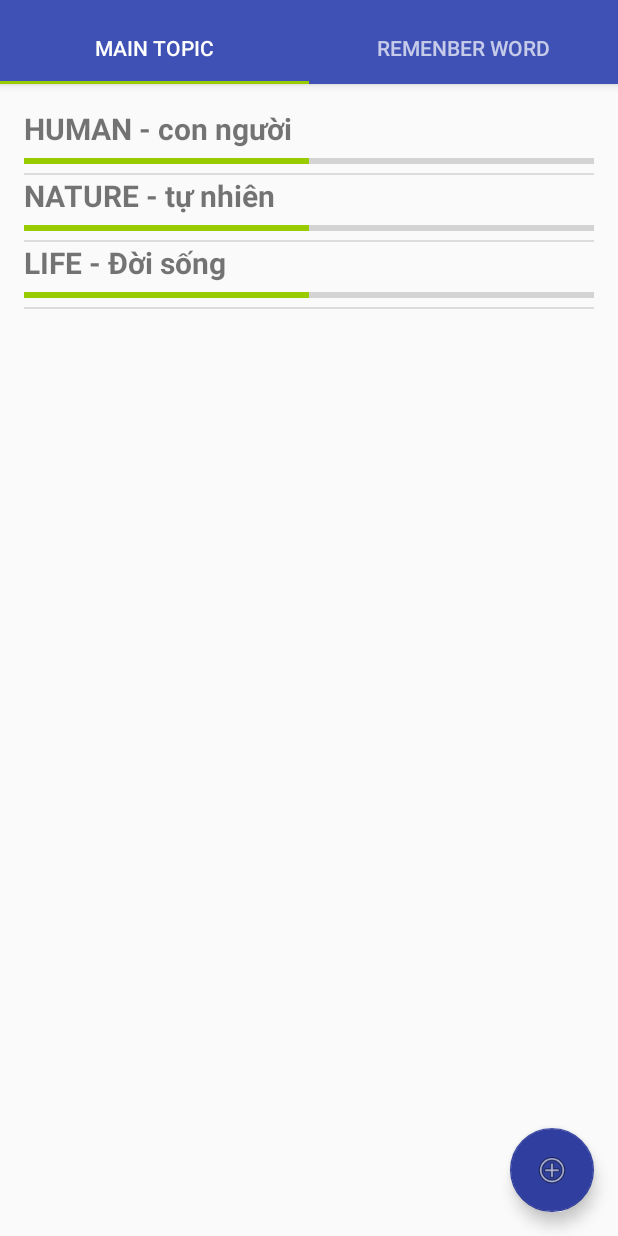
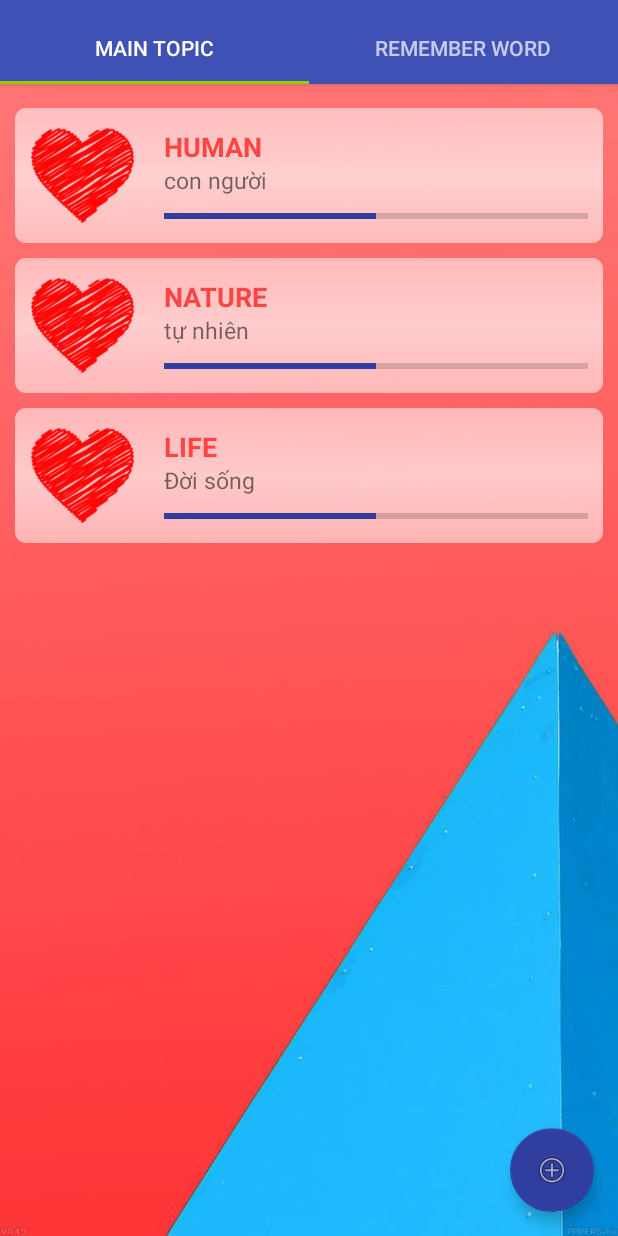
Before and after one commit to SPKTPro/TieuLuanCNPM, an Android app: the screen it shows after launch (MainActivity), on a phone screen of 412 x 824 dp. Run offline under Robolectric (Android 15) with nearby library versions, the phone set to English and light mode, and no system bars.

Commit message:
commit giao dien 1

```diff
--- a/app/src/main/java/com/example/rinnv/tieuluancnpm/Adapter_Maintopic.java
+++ b/app/src/main/java/com/example/rinnv/tieuluancnpm/Adapter_Maintopic.java
@@ -5,8 +5,10 @@ import android.view.LayoutInflater;
 import android.view.View;
 import android.view.ViewGroup;
 import android.widget.BaseAdapter;
+import android.widget.ImageView;
 import android.widget.LinearLayout;
 import android.widget.ProgressBar;
+import android.widget.RelativeLayout;
 import android.widget.TextView;
 
 import java.util.ArrayList;
@@ -44,18 +46,17 @@ public class Adapter_Maintopic extends BaseAdapter {
     @Override
     public View getView(int position, View convertView, ViewGroup parent) {
 
-        LinearLayout Layout = (LinearLayout)itemInflater.inflate(R.layout.item_layout,
-                parent,
-                false);
+        RelativeLayout Layout = (RelativeLayout)itemInflater.inflate(R.layout.item_layout,parent,false);
+        ImageView imageView = (ImageView) Layout.findViewById(R.id.imageView);
 
+        TextView titleView2  = (TextView)Layout.findViewById(R.id.itemtitle2);
+        ProgressBar progressBar = (ProgressBar) Layout.findViewById(R.id.seekBar);
         TextView titleView  = (TextView)Layout.findViewById(R.id.itemtitle);
-        ProgressBar progressBar = (ProgressBar) Layout.findViewById(R.id.seekBar);
-
 
         Maintopic item = items.get(position);
-        titleView.setText(item.getMaintopic_Tittle() + " - " + item.getMaintopic_Tittle_VN());
-        titleView.setTextSize(20);
-
+        titleView.setText(item.getMaintopic_Tittle());
+        titleView2.setText(item.getMaintopic_Tittle_VN());
+        imageView.setImageResource(R.drawable.life);
         progressBar.setMax(100);
         progressBar.setProgress(item.getMaintopic_Process()+ 50);
 
--- a/app/src/main/java/com/example/rinnv/tieuluancnpm/MainActivity.java
+++ b/app/src/main/java/com/example/rinnv/tieuluancnpm/MainActivity.java
@@ -24,6 +24,7 @@ import android.view.ViewGroup;
 
 import android.widget.AdapterView;
 import android.widget.EditText;
+import android.widget.GridView;
 import android.widget.ListView;
 import android.widget.TextView;
 import android.widget.Toast;
@@ -204,7 +205,7 @@ public class MainActivity extends AppCompatActivity {
                 case 0:
                     return "Main Topic";
                 case 1:
-                    return "Remenber word";
+                    return "Remember word";
 
             }
             return null;
@@ -239,7 +240,7 @@ public class MainActivity extends AppCompatActivity {
             View rootView = inflater.inflate(R.layout.fragment_main, container, false);
             int tab = getArguments().getInt(ARG_SECTION_NUMBER);
             if (tab == 1) {
-                final ListView listView_Maintopic = (ListView) rootView.findViewById(R.id.list_item);
+                final GridView listView_Maintopic = (GridView) rootView.findViewById(R.id.list_item);
                 Adapter_Maintopic adapterMaintopic = new Adapter_Maintopic(getContext(), db.getListMainTopic());
                 listView_Maintopic.setAdapter(adapterMaintopic);
                 listView_Maintopic.setOnItemClickListener(new AdapterView.OnItemClickListener() {
@@ -259,7 +260,7 @@ public class MainActivity extends AppCompatActivity {
 
             } else {
                 if (tab == 2) {
-                    final ListView listView_Maintopic = (ListView) rootView.findViewById(R.id.list_item);
+                    final GridView listView_Maintopic = (GridView) rootView.findViewById(R.id.list_item);
                     Adapter_Word adapterMaintopic = new Adapter_Word(getContext(), db.getLisCheckedtWord());
                     listView_Maintopic.setAdapter(adapterMaintopic);
                     listView_Maintopic.setOnItemClickListener(new AdapterView.OnItemClickListener() {
--- a/app/src/main/java/com/example/rinnv/tieuluancnpm/Topic_Activity.java
+++ b/app/src/main/java/com/example/rinnv/tieuluancnpm/Topic_Activity.java
@@ -7,6 +7,7 @@ import android.support.v7.app.AppCompatActivity;
 import android.support.v7.widget.Toolbar;
 import android.view.View;
 import android.widget.AdapterView;
+import android.widget.GridView;
 import android.widget.ListView;
 
 import com.github.clans.fab.FloatingActionMenu;
@@ -32,7 +33,7 @@ public class Topic_Activity extends AppCompatActivity {
 
 
         SQLiteDataController db = new SQLiteDataController(this);
-        final ListView listView_Topic = (ListView) findViewById(R.id.list_item);
+        final GridView listView_Topic = (GridView) findViewById(R.id.list_item);
         Adapter_Topic adapter_topic = new Adapter_Topic(this,db.getListTopic(Maintopic_choosen));
         listView_Topic.setAdapter(adapter_topic);
 
--- a/app/src/main/java/com/example/rinnv/tieuluancnpm/Word_Activity.java
+++ b/app/src/main/java/com/example/rinnv/tieuluancnpm/Word_Activity.java
@@ -13,6 +13,7 @@ import android.util.Log;
 import android.view.View;
 import android.widget.AdapterView;
 import android.widget.CheckBox;
+import android.widget.GridView;
 import android.widget.ListView;
 import android.widget.Toast;
 
@@ -87,7 +88,7 @@ public class Word_Activity extends AppCompatActivity implements TextToSpeech.OnI
 
 
 
-        final ListView listView_Word = (ListView) findViewById(R.id.list_item) ;
+        final GridView listView_Word = (GridView) findViewById(R.id.list_item) ;
         listView_Word.setAdapter(new Adapter_Word(this,db.getListWord(SaveObject.saveTopic)));
 
         listView_Word.setOnItemClickListener(new AdapterView.OnItemClickListener() {
--- /dev/null
+++ b/app/src/main/res/drawable/topic_bg.xml
@@ -0,0 +1,25 @@
+<?xml version="1.0" encoding="utf-8"?>
+    <shape xmlns:android="http://schemas.android.com/apk/res/android"
+         android:shape="rectangle">
+
+    <gradient
+        android:angle="270"
+        android:endColor="#88ffffff"
+        android:centerColor="#AAffffff"
+        android:startColor="#88ffffff"
+        />
+        <!--
+          <gradient android:startColor="#FF66CFE6" android:centerColor="#FF207FB9"
+        android:endColor="#FF0060B8" android:angle="270"/>
+    -->
+
+
+        <padding
+            android:bottom="3dp"
+            android:left="3dp"
+             android:right="3dp"
+            android:top="3dp" />
+
+       <corners android:radius="7dp" />
+
+     </shape>
--- a/app/src/main/res/layout/content_word_.xml
+++ b/app/src/main/res/layout/content_word_.xml
@@ -14,12 +14,14 @@
     tools:showIn="@layout/activity_word">
 
 
-    <ListView
+    <GridView
         android:id="@+id/list_item"
         android:layout_width="match_parent"
         android:layout_height="match_parent"
         android:layout_alignParentTop="true"
-        android:layout_alignParentStart="true" />
+        android:layout_alignParentStart="true"
+        android:numColumns="1"
+        android:verticalSpacing="10dp"/>
 
 
 </LinearLayout>
--- a/app/src/main/res/layout/fragment_main.xml
+++ b/app/src/main/res/layout/fragment_main.xml
@@ -2,17 +2,22 @@
     xmlns:tools="http://schemas.android.com/tools"
     android:layout_width="match_parent"
     android:layout_height="match_parent"
-    android:paddingLeft="@dimen/activity_horizontal_margin"
-    android:paddingRight="@dimen/activity_horizontal_margin"
+
     android:paddingTop="@dimen/activity_vertical_margin"
     android:paddingBottom="@dimen/activity_vertical_margin"
-    tools:context="com.example.rinnv.tieuluancnpm.MainActivity$PlaceholderFragment">
+    tools:context="com.example.rinnv.tieuluancnpm.MainActivity$PlaceholderFragment"
+    android:background="@drawable/bg">
 
-    <ListView
+    <GridView
         android:id="@+id/list_item"
         android:layout_width="match_parent"
         android:layout_height="match_parent"
         android:layout_alignParentTop="true"
-        android:layout_alignParentStart="true" />
+        android:layout_alignParentStart="true"
+        android:numColumns="1"
+        android:verticalSpacing="10dp"
+        android:layout_marginLeft="10dp"
+        android:layout_marginRight="10dp"
+        />
 
 </RelativeLayout>
--- a/app/src/main/res/layout/item_layout.xml
+++ b/app/src/main/res/layout/item_layout.xml
@@ -1,17 +1,12 @@
 <?xml version="1.0" encoding="utf-8"?>
-<LinearLayout xmlns:android="http://schemas.android.com/apk/res/android"
-    android:orientation="vertical"
-    android:layout_width="match_parent"
-    android:descendantFocusability="blocksDescendants"
-    android:layout_height="match_parent">
-
-    <TextView
-        android:id="@+id/itemtitle"
-        android:layout_width="fill_parent"
-        android:layout_height="wrap_content"
-        android:textStyle="bold"
-        android:maxLines="1"
-        />
+<RelativeLayout xmlns:android="http://schemas.android.com/apk/res/android"
+    xmlns:app="http://schemas.android.com/apk/res-auto"
+    android:orientation="horizontal"
+    android:layout_width="wrap_content"
+    android:layout_height="wrap_content"
+    android:weightSum="2"
+    android:padding="10dp"
+    android:background="@drawable/topic_bg">
 
     <ProgressBar
         android:layout_width="match_parent"
@@ -19,5 +14,41 @@
         android:id="@+id/seekBar"
         style="@style/Widget.AppCompat.ProgressBar.Horizontal"
         android:indeterminate="false"
+        android:layout_alignBottom="@+id/imageView"
+        android:layout_alignStart="@+id/itemtitle2"
+        android:progress="30"
+        android:progressTint="@color/colorPrimaryDark"/>
+
+    <TextView
+        android:id="@+id/itemtitle"
+        android:layout_width="wrap_content"
+        android:layout_height="wrap_content"
+        android:textStyle="bold"
+        android:maxLines="1"
+        android:text="English"
+        android:layout_marginStart="19dp"
+        android:textSize="18sp"
+        android:layout_alignParentTop="true"
+        android:layout_toEndOf="@+id/imageView"
+        android:layout_marginTop="3dp"
+        android:textColor="@android:color/holo_red_light" />
+
+    <ImageView
+        app:srcCompat="@drawable/life"
+        android:id="@+id/imageView"
+        android:layout_width="70dp"
+        android:layout_height="70dp"
+        android:layout_alignParentTop="true"
+        android:layout_alignParentStart="true" />
+
+    <TextView
+        android:text="VietNamese"
+        android:layout_width="wrap_content"
+        android:layout_height="wrap_content"
+        android:id="@+id/itemtitle2"
+        android:textSize="15sp"
+        android:layout_above="@+id/seekBar"
+        android:layout_alignStart="@+id/itemtitle"
+        android:layout_marginBottom="5dp"
         />
-</LinearLayout>
+</RelativeLayout>
```
Also changed, not shown: app/src/main/java/com/example/rinnv/tieuluancnpm/Adapter_Topic.java (+8 -6 lines), app/src/main/java/com/example/rinnv/tieuluancnpm/Adapter_Word.java (+5 -4 lines), app/src/main/res/drawable/word_bg.xml (added, +26 -0 lines), app/src/main/res/layout/content_topic_.xml (+6 -4 lines), app/src/main/res/layout/item_layout_word.xml (+34 -9 lines), app/src/main/res/drawable/bg.jpg (added), app/src/main/res/drawable/life.png (added), app/src/main/res/drawable/nen9.png (added).
